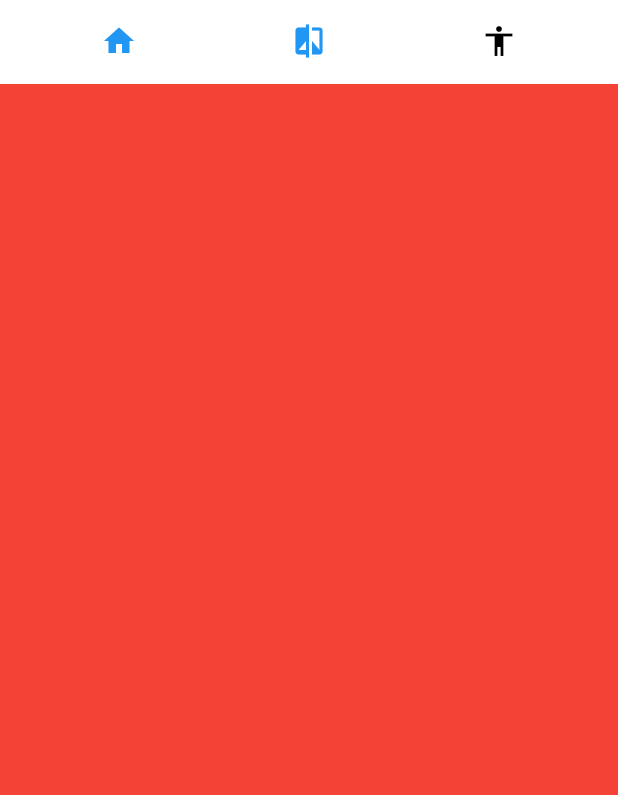
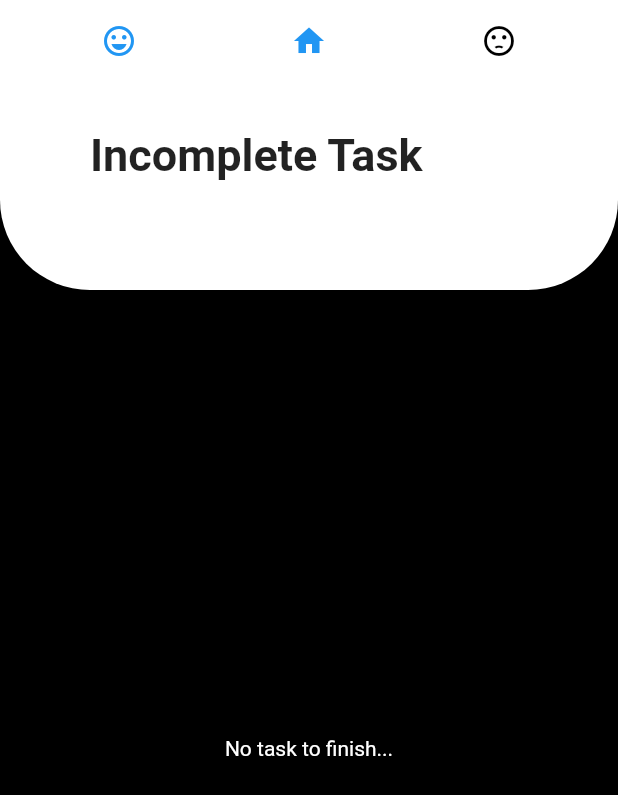
Before and after one commit to Raghav117/Flutter-Todo, a Flutter app: the screen it shows after launch, tab 3 chosen, on a phone screen of 412 x 824 dp. Shown: the top 795 px of the screen. Run offline on Flutter 3.47's test engine with Material 2 defaults, Android fonts, the phone set to English and light mode, and no system bars; our stand-ins replace image_picker, sqflite; accounts and stored records are empty.

Commit message:
all screens completed

```diff
--- a/lib/main.dart
+++ b/lib/main.dart
@@ -1,7 +1,10 @@
 import 'package:flutter/material.dart';
+import 'package:to_do/screens/complete.dart';
 import 'package:to_do/screens/home.dart';
+import 'package:to_do/screens/uncomplete.dart';
 
 void main() => runApp(MaterialApp(
+      debugShowCheckedModeBanner: false,
       title: "TO Do",
       home: MyApp(),
     ));
@@ -16,14 +19,12 @@ class _MyAppState extends State<MyApp> with SingleTickerProviderStateMixin {
 
   @override
   void initState() {
-    _tcontroller = TabController(length: 3, initialIndex: 0, vsync: this);
+    _tcontroller = TabController(length: 3, initialIndex: 1, vsync: this);
     super.initState();
   }
 
   @override
   Widget build(BuildContext context) {
-    var height = MediaQuery.of(context).size.height;
-    var width = MediaQuery.of(context).size.width;
     return SafeArea(
       child: Scaffold(
         backgroundColor: Colors.black,
@@ -36,13 +37,13 @@ class _MyAppState extends State<MyApp> with SingleTickerProviderStateMixin {
             controller: _tcontroller,
             tabs: <Widget>[
               Tab(
+                child: Icon(Icons.sentiment_very_satisfied),
+              ),
+              Tab(
                 child: Icon(Icons.home),
               ),
               Tab(
-                child: Icon(Icons.compare),
-              ),
-              Tab(
-                child: Icon(Icons.accessibility),
+                child: Icon(Icons.sentiment_dissatisfied),
               ),
             ],
           ),
@@ -51,19 +52,7 @@ class _MyAppState extends State<MyApp> with SingleTickerProviderStateMixin {
         ),
         body: TabBarView(
           controller: _tcontroller,
-          children: <Widget>[
-            Home(),
-            Container(
-              height: height,
-              width: width,
-              color: Colors.green,
-            ),
-            Container(
-              height: height / 4,
-              width: width,
-              color: Colors.red,
-            ),
-          ],
+          children: <Widget>[Complete(), Home(), UnComplete()],
         ),
       ),
     );
--- a/lib/models/database.dart
+++ b/lib/models/database.dart
@@ -13,7 +13,6 @@ class DBProvider {
   Future<Database> get database async {
     if (_database != null) return _database;
 
-    // if _database is null we instantiate it
     _database = await initDB();
     return _database;
   }
@@ -48,6 +47,22 @@ class DBProvider {
     return list;
   }
 
+  displayCompleted() async {
+    final db = await database;
+    var res = await db.rawQuery('SELECT * FROM ToDo WHERE completed = 1');
+    List<Tile> list =
+        res.isNotEmpty ? res.map((c) => Tile.fromMap(c)).toList() : [];
+    return list;
+  }
+
+  displayUncompleted() async {
+    final db = await database;
+    var res = await db.rawQuery('SELECT * FROM ToDo WHERE NOT completed = 1');
+    List<Tile> list =
+        res.isNotEmpty ? res.map((c) => Tile.fromMap(c)).toList() : [];
+    return list;
+  }
+
   update(Tile tile) async {
     final db = await database;
     var res = await db
--- /dev/null
+++ b/lib/screens/uncomplete.dart
@@ -0,0 +1,112 @@
+import 'package:flutter/material.dart';
+import 'package:to_do/models/database.dart';
+import 'package:to_do/models/tiles.dart';
+
+class UnComplete extends StatefulWidget {
+  @override
+  _UnCompleteState createState() => _UnCompleteState();
+}
+
+class _UnCompleteState extends State<UnComplete> {
+  List<Tile> tiles;
+
+  @override
+  void initState() {
+    print("init");
+    getList();
+
+    super.initState();
+  }
+
+  getList() async {
+    tiles = await DBProvider.db.displayUncompleted();
+    print(tiles);
+    setState(() {});
+  }
+
+  @override
+  Widget build(BuildContext context) {
+    var width = MediaQuery.of(context).size.width;
+    var height = MediaQuery.of(context).size.height;
+    return Stack(
+      children: <Widget>[
+        //! For card
+        Container(
+          width: width,
+          height: height / 6,
+          decoration: BoxDecoration(
+            color: Colors.white,
+            shape: BoxShape.rectangle,
+            borderRadius: BorderRadius.only(
+                bottomLeft: Radius.circular(60.0),
+                bottomRight: Radius.circular(60.0)),
+          ),
+          child: Padding(
+            padding: const EdgeInsets.only(left: 60.0, top: 30),
+            child: Text(
+              "Incomplete Task",
+              style: TextStyle(fontWeight: FontWeight.bold, fontSize: 30.0),
+            ),
+          ),
+        ),
+
+        //! For Incompleted List
+
+        Padding(
+          padding: EdgeInsets.only(top: height / 7),
+          child: tiles != null
+              ? (tiles.length != 0
+                  ? ListView(
+                      padding: EdgeInsets.only(top: 50),
+                      children: List.generate(tiles.length, (index) {
+                        Tile t = tiles[index];
+                        print(t.id);
+                        return Padding(
+                          padding: const EdgeInsets.only(
+                              bottom: 15, left: 10, right: 10),
+                          child: Container(
+                            height: 100.0,
+                            width: width,
+                            child: ListTile(
+                              title: Text(
+                                t.title,
+                                style: TextStyle(
+                                    fontWeight: FontWeight.bold, fontSize: 20),
+                              ),
+                              leading: Icon(
+                                Icons.radio_button_checked,
+                                color: t.priority
+                                    ? Color(0xFFFFD700)
+                                    : Colors.black,
+                              ),
+                              subtitle: Text(
+                                t.description,
+                                style: TextStyle(
+                                  fontWeight: FontWeight.bold,
+                                ),
+                              ),
+                              isThreeLine: true,
+                            ),
+                            decoration: BoxDecoration(
+                                borderRadius: BorderRadius.circular(10.0),
+                                color: Colors.red),
+                          ),
+                        );
+                      }),
+                    )
+                  : Center(
+                      child: Text(
+                        "No task to finish...",
+                        style: TextStyle(color: Colors.white),
+                      ),
+                    ))
+              : Center(
+                  child: CircularProgressIndicator(
+                    backgroundColor: Colors.red,
+                  ),
+                ),
+        ),
+      ],
+    );
+  }
+}
```
Also changed, not shown: lib/models/bloc.dart (+6 -1 lines), lib/screens/complete.dart (added, +112 -0 lines), lib/screens/home.dart (+45 -22 lines).
